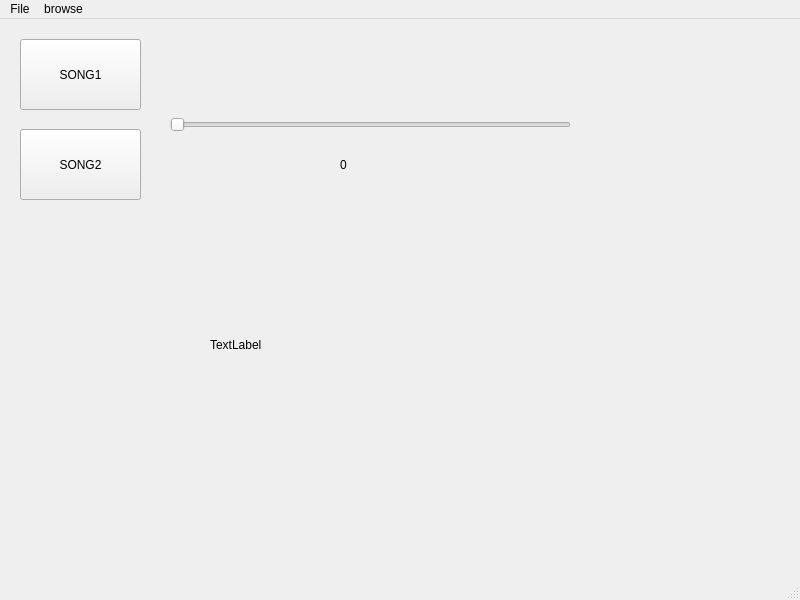
Qt form MAIN.ui (fatmaosama429/dsp_task4) before a commit.
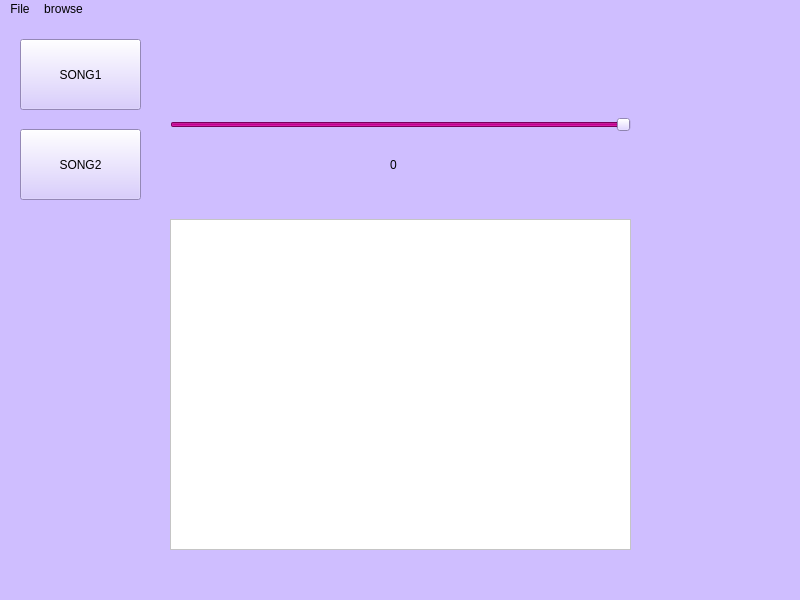
The same form after that commit. Icons and pictures are not drawn.

```diff
--- a/MAIN.ui
+++ b/MAIN.ui
@@ -10,9 +10,23 @@
     <height>600</height>
    </rect>
   </property>
+  <property name="font">
+   <font>
+    <family>Yrsa SemiBold</family>
+    <pointsize>10</pointsize>
+    <weight>75</weight>
+    <bold>true</bold>
+   </font>
+  </property>
+  <property name="cursor">
+   <cursorShape>ClosedHandCursor</cursorShape>
+  </property>
   <property name="windowTitle">
    <string>MainWindow</string>
   </property>
+  <property name="styleSheet">
+   <string notr="true">background-color: rgb(207, 190, 255);</string>
+  </property>
   <widget class="QWidget" name="centralwidget">
    <widget class="QPushButton" name="SONG1">
     <property name="geometry">
@@ -65,7 +79,7 @@
      <rect>
       <x>170</x>
       <y>80</y>
-      <width>401</width>
+      <width>461</width>
       <height>51</height>
      </rect>
     </property>
@@ -80,27 +94,23 @@
     <property name="maximum">
      <number>100</number>
     </property>
+    <property name="pageStep">
+     <number>1</number>
+    </property>
+    <property name="value">
+     <number>100</number>
+    </property>
     <property name="orientation">
      <enum>Qt::Horizontal</enum>
     </property>
-   </widget>
-   <widget class="QLabel" name="TABLE">
-    <property name="geometry">
-     <rect>
-      <x>210</x>
-      <y>210</y>
-      <width>271</width>
-      <height>231</height>
-     </rect>
-    </property>
-    <property name="text">
-     <string>TextLabel</string>
+    <property name="tickInterval">
+     <number>0</number>
     </property>
    </widget>
    <widget class="QLabel" name="RATIO">
     <property name="geometry">
      <rect>
-      <x>340</x>
+      <x>390</x>
       <y>130</y>
       <width>81</width>
       <height>31</height>
@@ -113,6 +123,66 @@
      <string>0</string>
     </property>
    </widget>
+   <widget class="QTableWidget" name="resultsTable">
+    <property name="enabled">
+     <bool>true</bool>
+    </property>
+    <property name="geometry">
+     <rect>
+      <x>170</x>
+      <y>200</y>
+      <width>461</width>
+      <height>331</height>
+     </rect>
+    </property>
+    <property name="font">
+     <font>
+      <pointsize>10</pointsize>
+     </font>
+    </property>
+    <property name="styleSheet">
+     <string notr="true">background-color: rgb(255, 255, 255);</string>
+    </property>
+    <property name="lineWidth">
+     <number>1</number>
+    </property>
+    <property name="sizeAdjustPolicy">
+     <enum>QAbstractScrollArea::AdjustToContents</enum>
+    </property>
+    <property name="editTriggers">
+     <set>QAbstractItemView::NoEditTriggers</set>
+    </property>
+    <property name="alternatingRowColors">
+     <bool>false</bool>
+    </property>
+    <property name="sortingEnabled">
+     <bool>true</bool>
+    </property>
+    <property name="wordWrap">
+     <bool>true</bool>
+    </property>
+    <property name="cornerButtonEnabled">
+     <bool>true</bool>
+    </property>
+    <property name="columnCount">
+     <number>0</number>
+    </property>
+    <attribute name="horizontalHeaderVisible">
+     <bool>true</bool>
+    </attribute>
+    <attribute name="horizontalHeaderStretchLastSection">
+     <bool>true</bool>
+    </attribute>
+    <attribute name="verticalHeaderVisible">
+     <bool>false</bool>
+    </attribute>
+    <attribute name="verticalHeaderCascadingSectionResizes">
+     <bool>true</bool>
+    </attribute>
+    <attribute name="verticalHeaderStretchLastSection">
+     <bool>true</bool>
+    </attribute>
+   </widget>
   </widget>
   <widget class="QMenuBar" name="menubar">
    <property name="geometry">
```
